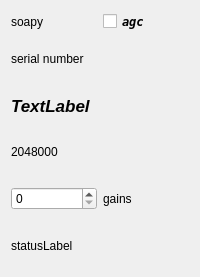
tomneda/DABstar, file src/devices/soapy/soapy-handler.ui: the form before one commit.
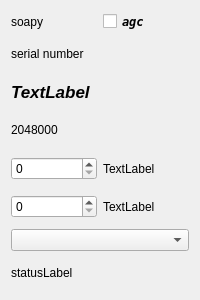
The form after the commit.

Commit message:
Bugfixes in soapy handler
Soapy handler is now working with rtlsdr and sdrplay.
But the AGC makes control oscillations in sdrplay.

```diff
--- a/src/devices/soapy/soapy-handler.ui
+++ b/src/devices/soapy/soapy-handler.ui
@@ -7,7 +7,7 @@
     <x>0</x>
     <y>0</y>
     <width>200</width>
-    <height>277</height>
+    <height>300</height>
    </rect>
   </property>
   <property name="windowTitle">
@@ -80,12 +80,29 @@
      <item>
       <widget class="QLabel" name="labelSpinbox_1">
        <property name="text">
-        <string>gains</string>
+        <string>TextLabel</string>
        </property>
       </widget>
      </item>
     </layout>
    </item>
+   <item>
+    <layout class="QHBoxLayout" name="horizontalLayout_3">
+     <item>
+      <widget class="QSpinBox" name="spinBox_2"/>
+     </item>
+     <item>
+      <widget class="QLabel" name="labelSpinbox_2">
+       <property name="text">
+        <string>TextLabel</string>
+       </property>
+      </widget>
+     </item>
+    </layout>
+   </item>
+   <item>
+    <widget class="QComboBox" name="comboBox_1"/>
+   </item>
    <item>
     <widget class="QLabel" name="statusLabel">
      <property name="text">
```
Left out of the diff: 2 changed lines with no effect on the pictures. The commit also changes 11 other files.
